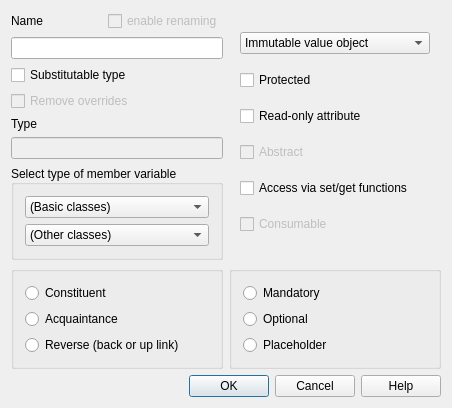
The window that lavape/src/LavaPE_UI/idd_attrbox.ui (berkus/lavape) describes before a commit, drawn with Qt 5.
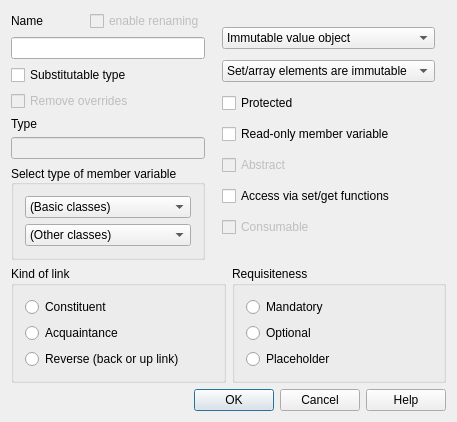
The same window after the commit.

```diff
--- a/lavape/src/LavaPE_UI/idd_attrbox.ui
+++ b/lavape/src/LavaPE_UI/idd_attrbox.ui
@@ -5,8 +5,8 @@
    <rect>
     <x>0</x>
     <y>0</y>
-    <width>452</width>
-    <height>389</height>
+    <width>409</width>
+    <height>403</height>
    </rect>
   </property>
   <property name="windowTitle" >
@@ -190,6 +190,23 @@
          </item>
         </widget>
        </item>
+       <item>
+        <widget class="QComboBox" name="ElemCombo" >
+         <property name="enabled" >
+          <bool>true</bool>
+         </property>
+         <item>
+          <property name="text" >
+           <string>Set/array elements are immutable</string>
+          </property>
+         </item>
+         <item>
+          <property name="text" >
+           <string>Set/array elements are variable</string>
+          </property>
+         </item>
+        </widget>
+       </item>
        <item>
         <widget class="QCheckBox" name="Protected" >
          <property name="focusPolicy" >
@@ -206,7 +223,7 @@
           <enum>Qt::StrongFocus</enum>
          </property>
          <property name="text" >
-          <string>Read-only attribute</string>
+          <string>Read-only member variable</string>
          </property>
         </widget>
        </item>
@@ -266,6 +283,9 @@
          <verstretch>0</verstretch>
         </sizepolicy>
        </property>
+       <property name="title" >
+        <string>Kind of link</string>
+       </property>
        <layout class="QVBoxLayout" >
         <property name="spacing" >
          <number>6</number>
@@ -314,6 +334,9 @@
          <verstretch>0</verstretch>
         </sizepolicy>
        </property>
+       <property name="title" >
+        <string>Requisiteness</string>
+       </property>
        <layout class="QVBoxLayout" >
         <property name="spacing" >
          <number>6</number>
```
